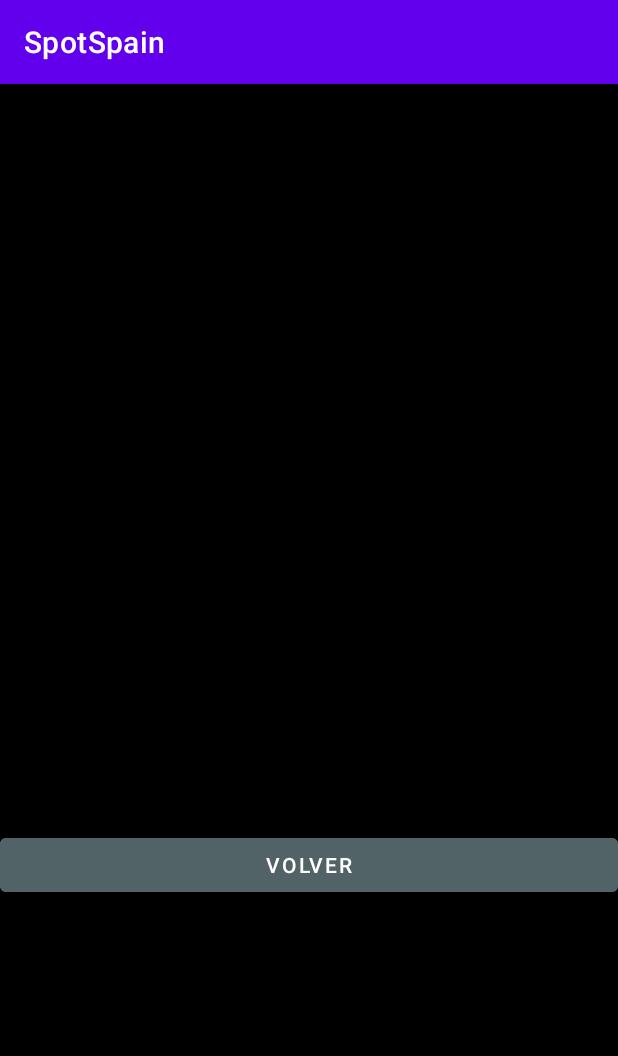
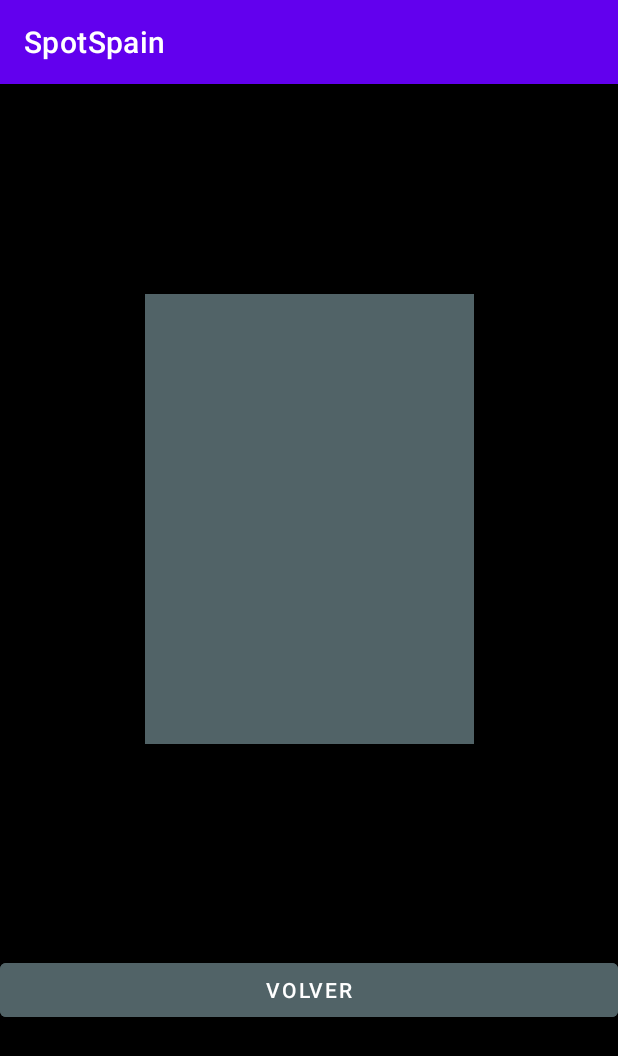
Before and after one commit to MSebas55/SpotSpain, an Android app: the Inicio screen opened directly, with no data from a screen before it, on a phone screen of 412 x 824 dp. Shown: the top 1056 px of the screen. Run offline under Robolectric (Android 15) with nearby library versions, the phone set to English and light mode, and no system bars.

Commit message:
FUNCIONA EL CHOW

```diff
--- a/app/src/main/res/layout/activity_inicio.xml
+++ b/app/src/main/res/layout/activity_inicio.xml
@@ -23,8 +23,8 @@
     <ScrollView
         android:id="@+id/scroll"
         android:layout_width="219dp"
-        android:layout_height="50dp"
-        android:backgroundTint="@color/dark_gray"
+        android:layout_height="300dp"
+        android:background="@color/dark_gray"
         app:layout_constraintEnd_toEndOf="parent"
         app:layout_constraintStart_toStartOf="parent"
         app:layout_constraintTop_toTopOf="parent"
@@ -38,4 +38,5 @@
             android:backgroundTint="@color/white">
         </LinearLayout>
     </ScrollView>
+
 </androidx.constraintlayout.widget.ConstraintLayout>
--- a/app/src/main/res/layout/activity_login.xml
+++ b/app/src/main/res/layout/activity_login.xml
@@ -61,7 +61,6 @@
             android:layout_height="wrap_content"
             android:hint="Username"
             android:inputType="textPersonName"
-            android:textColor="@color/white"
             android:backgroundTint="@color/crema"
             />
 
```
Also changed, not shown: app/src/main/java/com/example/spotspain/Inicio.java (+5 -2 lines).
